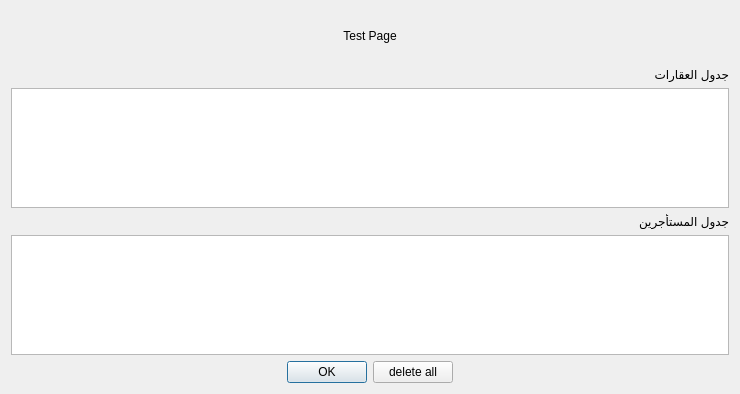
Before: the Qt Designer form queryresult.ui in khaledfathi/estates, drawn with Qt 5.
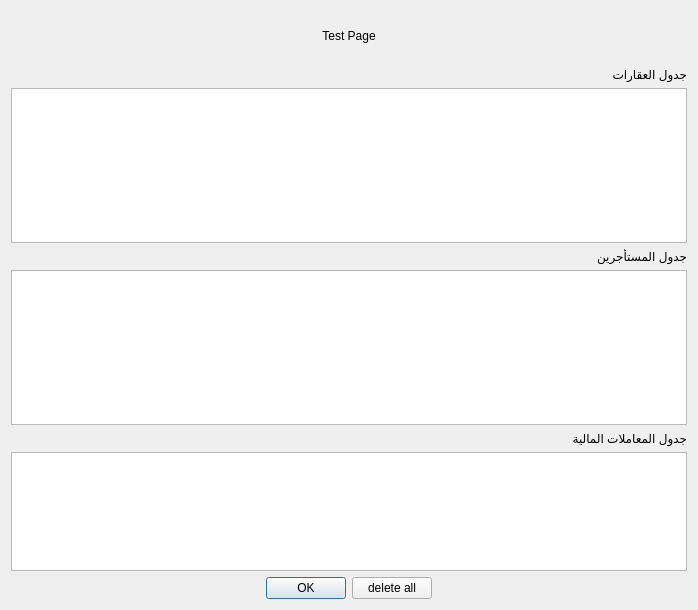
After: the same form once the commit is applied.

Commit message: update money tab and more

What changed in the file:
```diff
--- a/queryresult.ui
+++ b/queryresult.ui
@@ -6,8 +6,8 @@
    <rect>
     <x>0</x>
     <y>0</y>
-    <width>740</width>
-    <height>394</height>
+    <width>698</width>
+    <height>610</height>
    </rect>
   </property>
   <property name="windowTitle">
@@ -17,14 +17,14 @@
    <enum>Qt::RightToLeft</enum>
   </property>
   <layout class="QGridLayout" name="gridLayout_2">
-   <item row="1" column="2">
+   <item row="3" column="2">
     <widget class="QPushButton" name="buttonExit">
      <property name="text">
       <string>OK</string>
      </property>
     </widget>
    </item>
-   <item row="1" column="0">
+   <item row="3" column="0">
     <spacer name="horizontalSpacer">
      <property name="orientation">
       <enum>Qt::Horizontal</enum>
@@ -37,6 +37,20 @@
      </property>
     </spacer>
    </item>
+   <item row="1" column="0" colspan="4">
+    <widget class="QLabel" name="label_4">
+     <property name="text">
+      <string>جدول المعاملات المالية</string>
+     </property>
+    </widget>
+   </item>
+   <item row="3" column="1">
+    <widget class="QPushButton" name="buttonDeleteAll">
+     <property name="text">
+      <string>delete all</string>
+     </property>
+    </widget>
+   </item>
    <item row="0" column="0" colspan="4">
     <layout class="QGridLayout" name="gridLayout">
      <item row="0" column="0">
@@ -80,7 +94,7 @@
      </item>
     </layout>
    </item>
-   <item row="1" column="3">
+   <item row="3" column="3">
     <spacer name="horizontalSpacer_2">
      <property name="orientation">
       <enum>Qt::Horizontal</enum>
@@ -93,12 +107,8 @@
      </property>
     </spacer>
    </item>
-   <item row="1" column="1">
-    <widget class="QPushButton" name="buttonDeleteAll">
-     <property name="text">
-      <string>delete all</string>
-     </property>
-    </widget>
+   <item row="2" column="0" colspan="4">
+    <widget class="QTreeView" name="treeViewResult3"/>
    </item>
   </layout>
  </widget>
```
The commit also changes 7 other files.
